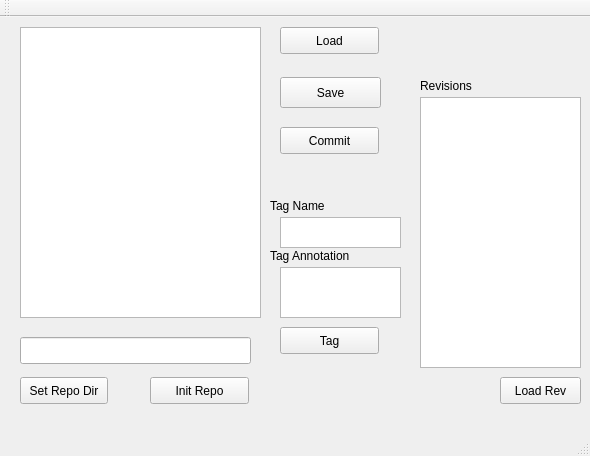
Above: mainwindow.ui from johnty/qt-git-test before the change. Below: the same form after it.
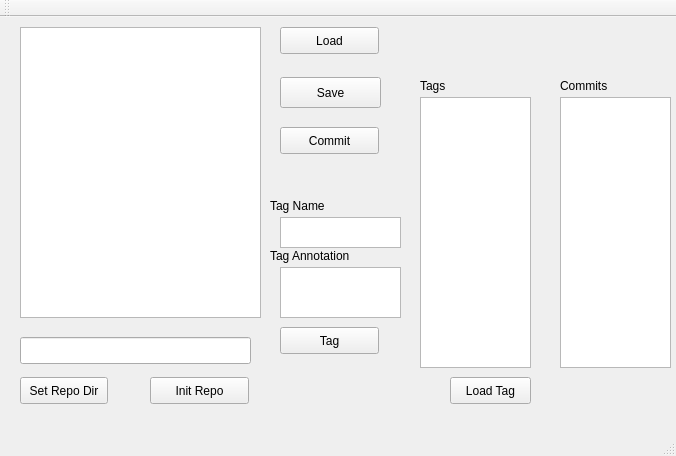
That is the form after the change.

Commit message: playing around with commit and getting commit log

```diff
--- a/mainwindow.ui
+++ b/mainwindow.ui
@@ -6,7 +6,7 @@
    <rect>
     <x>0</x>
     <y>0</y>
-    <width>590</width>
+    <width>676</width>
     <height>456</height>
    </rect>
   </property>
@@ -86,7 +86,7 @@
      </rect>
     </property>
     <property name="text">
-     <string>Revisions</string>
+     <string>Tags</string>
     </property>
    </widget>
    <widget class="QPushButton" name="pushButtonLoad">
@@ -120,7 +120,7 @@
      <rect>
       <x>420</x>
       <y>80</y>
-      <width>161</width>
+      <width>111</width>
       <height>271</height>
      </rect>
     </property>
@@ -187,14 +187,37 @@
    <widget class="QPushButton" name="pushButtonLoadRev">
     <property name="geometry">
      <rect>
-      <x>500</x>
+      <x>450</x>
       <y>360</y>
       <width>81</width>
       <height>27</height>
      </rect>
     </property>
     <property name="text">
-     <string>Load Rev</string>
+     <string>Load Tag</string>
+    </property>
+   </widget>
+   <widget class="QListWidget" name="listRevisions_2">
+    <property name="geometry">
+     <rect>
+      <x>560</x>
+      <y>80</y>
+      <width>111</width>
+      <height>271</height>
+     </rect>
+    </property>
+   </widget>
+   <widget class="QLabel" name="label_4">
+    <property name="geometry">
+     <rect>
+      <x>560</x>
+      <y>60</y>
+      <width>67</width>
+      <height>17</height>
+     </rect>
+    </property>
+    <property name="text">
+     <string>Commits</string>
     </property>
    </widget>
   </widget>
```
Left out of the diff: 2 changed lines with no effect on the pictures. The commit also changes 3 other files.
